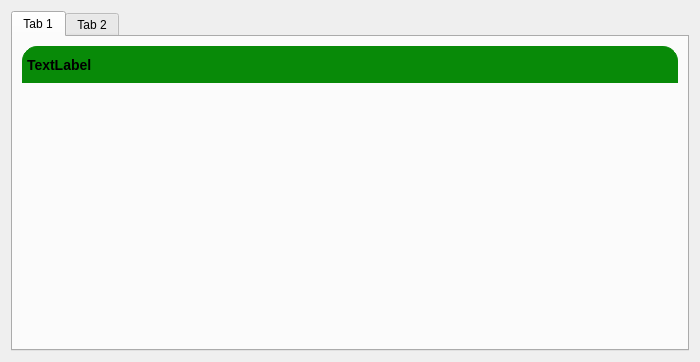
HugoValim/DAF, file gui/main2.ui: the form before one commit.
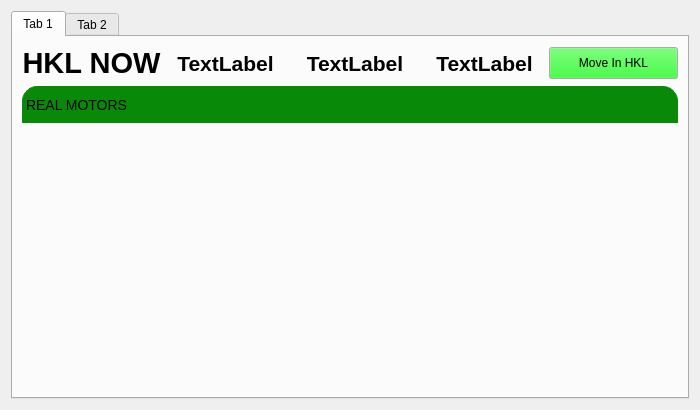
The form after the commit. Custom widgets are drawn as their Qt base class.

```diff
--- a/gui/main2.ui
+++ b/gui/main2.ui
@@ -7,7 +7,7 @@
     <x>0</x>
     <y>0</y>
     <width>700</width>
-    <height>362</height>
+    <height>410</height>
    </rect>
   </property>
   <property name="windowTitle">
@@ -27,6 +27,139 @@
        <string>Tab 1</string>
       </attribute>
       <layout class="QVBoxLayout" name="verticalLayout_2">
+       <item>
+        <layout class="QGridLayout" name="gridLayout">
+         <property name="spacing">
+          <number>0</number>
+         </property>
+         <item row="0" column="0">
+          <widget class="QLabel" name="label_2">
+           <property name="font">
+            <font>
+             <pointsize>22</pointsize>
+             <weight>75</weight>
+             <bold>true</bold>
+            </font>
+           </property>
+           <property name="text">
+            <string>HKL NOW</string>
+           </property>
+           <property name="alignment">
+            <set>Qt::AlignCenter</set>
+           </property>
+          </widget>
+         </item>
+         <item row="0" column="2">
+          <widget class="QLabel" name="K_val">
+           <property name="font">
+            <font>
+             <pointsize>16</pointsize>
+             <weight>75</weight>
+             <bold>true</bold>
+            </font>
+           </property>
+           <property name="text">
+            <string>TextLabel</string>
+           </property>
+           <property name="alignment">
+            <set>Qt::AlignCenter</set>
+           </property>
+          </widget>
+         </item>
+         <item row="0" column="3">
+          <widget class="QLabel" name="L_val">
+           <property name="font">
+            <font>
+             <pointsize>16</pointsize>
+             <weight>75</weight>
+             <bold>true</bold>
+            </font>
+           </property>
+           <property name="text">
+            <string>TextLabel</string>
+           </property>
+           <property name="alignment">
+            <set>Qt::AlignCenter</set>
+           </property>
+          </widget>
+         </item>
+         <item row="0" column="1">
+          <widget class="QLabel" name="H_val">
+           <property name="font">
+            <font>
+             <pointsize>16</pointsize>
+             <weight>75</weight>
+             <bold>true</bold>
+            </font>
+           </property>
+           <property name="text">
+            <string>TextLabel</string>
+           </property>
+           <property name="alignment">
+            <set>Qt::AlignCenter</set>
+           </property>
+          </widget>
+         </item>
+         <item row="0" column="4">
+          <widget class="PyDMRelatedDisplayButton" name="PyDMRelatedDisplayButton">
+           <property name="minimumSize">
+            <size>
+             <width>0</width>
+             <height>32</height>
+            </size>
+           </property>
+           <property name="palette">
+            <palette>
+             <active>
+              <colorrole role="Button">
+               <brush brushstyle="SolidPattern">
+                <color alpha="255">
+                 <red>0</red>
+                 <green>255</green>
+                 <blue>0</blue>
+                </color>
+               </brush>
+              </colorrole>
+             </active>
+             <inactive>
+              <colorrole role="Button">
+               <brush brushstyle="SolidPattern">
+                <color alpha="255">
+                 <red>0</red>
+                 <green>255</green>
+                 <blue>0</blue>
+                </color>
+               </brush>
+              </colorrole>
+             </inactive>
+             <disabled>
+              <colorrole role="Button">
+               <brush brushstyle="SolidPattern">
+                <color alpha="255">
+                 <red>0</red>
+                 <green>255</green>
+                 <blue>0</blue>
+                </color>
+               </brush>
+              </colorrole>
+             </disabled>
+            </palette>
+           </property>
+           <property name="toolTip">
+            <string/>
+           </property>
+           <property name="text">
+            <string>Move In HKL</string>
+           </property>
+           <property name="filenames" stdset="0">
+            <stringlist>
+             <string>goto_hkl.ui</string>
+            </stringlist>
+           </property>
+          </widget>
+         </item>
+        </layout>
+       </item>
        <item>
         <layout class="QGridLayout" name="gridLayout_2">
          <item row="2" column="0">
@@ -220,8 +353,6 @@
            <property name="font">
             <font>
              <pointsize>-1</pointsize>
-             <weight>75</weight>
-             <bold>true</bold>
             </font>
            </property>
            <property name="styleSheet">
@@ -238,7 +369,7 @@
 }</string>
            </property>
            <property name="text">
-            <string>TextLabel</string>
+            <string>REAL MOTORS</string>
            </property>
           </widget>
          </item>
@@ -261,6 +392,11 @@
    <extends>QFrame</extends>
    <header>pydm.widgets.embedded_display</header>
   </customwidget>
+  <customwidget>
+   <class>PyDMRelatedDisplayButton</class>
+   <extends>QPushButton</extends>
+   <header>pydm.widgets.related_display_button</header>
+  </customwidget>
  </customwidgets>
  <resources/>
  <connections/>
```
Left out of the diff: 186 changed lines with no effect on the pictures.
